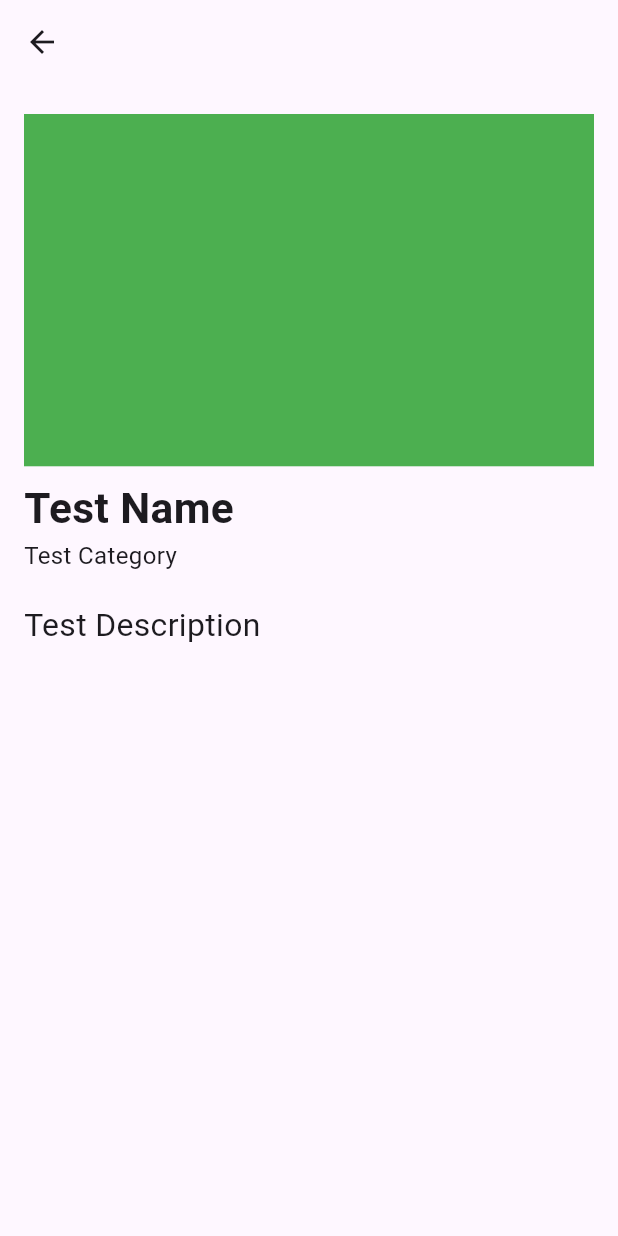
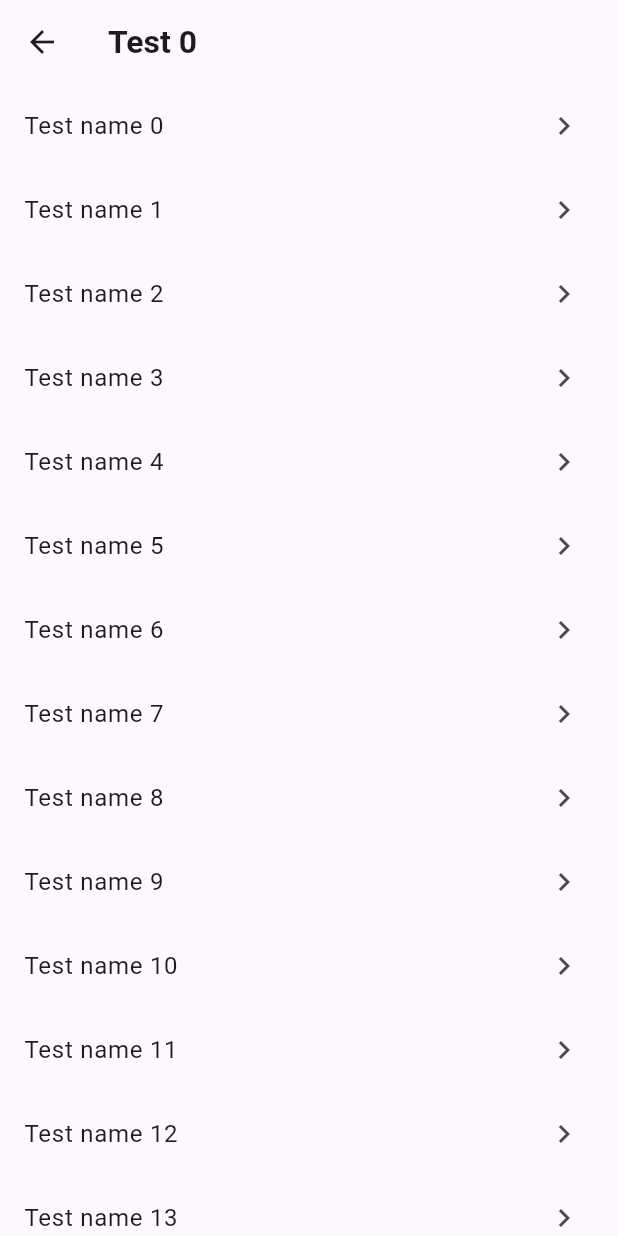
Before and after one commit to nadering/2023-02-Mobile-App-Development-Term-Project, a Flutter app: the screen it shows after launch, after a tap on an icon or button, on a phone screen of 412 x 824 dp. Run offline on Flutter 3.47's test engine with Material 2 defaults, Android fonts, the phone set to English and light mode, and no system bars; Roboto replaces fonts that are missing (Pretendard); project files that could hold a hidden picture were left out.

Commit message:
Feat: Add CategoryPage
- Add CategoryPage with main_page/CategoryIcon and CategoryList

```diff
--- /dev/null
+++ b/lib/category_page/category_page.dart
@@ -0,0 +1,31 @@
+import 'package:flutter/material.dart';
+import 'single_object.dart';
+
+class CategoryPage extends StatefulWidget {
+  final String searchTarget;
+
+  const CategoryPage({super.key, required this.searchTarget});
+
+  @override
+  State<CategoryPage> createState() => _CategoryPageState();
+}
+
+class _CategoryPageState extends State<CategoryPage> {
+  @override
+  Widget build(BuildContext context) {
+    return Scaffold(
+      appBar: AppBar(
+        title: Text(
+          widget.searchTarget,
+          style: const TextStyle(fontSize: 21.28, fontWeight: FontWeight.w600),
+        ),
+        scrolledUnderElevation: 0,
+      ),
+      body: ListView.builder(
+          itemCount: 20,
+          itemBuilder: (context, index) {
+            return SingleObject(name: "Test name $index");
+          }),
+    );
+  }
+}
--- /dev/null
+++ b/lib/category_page/single_object.dart
@@ -0,0 +1,34 @@
+import 'package:flutter/material.dart';
+import 'package:madteamproject/information_page/information_page.dart';
+
+class SingleObject extends StatefulWidget {
+  final String name;
+  final int categoryId;
+  final int objectId;
+
+  const SingleObject(
+      {super.key, required this.name, this.categoryId = 0, this.objectId = 0});
+
+  @override
+  State<SingleObject> createState() => _SingleObjectState();
+}
+
+class _SingleObjectState extends State<SingleObject> {
+  @override
+  Widget build(BuildContext context) {
+    return ListTile(
+      title: Text(widget.name,
+          style: const TextStyle(fontSize: 16, fontWeight: FontWeight.w400)),
+      trailing: const Icon(Icons.navigate_next),
+      onTap: () {
+        Navigator.push(
+            context,
+            MaterialPageRoute(
+                builder: (context) => InformationPage(
+                      categoryId: widget.categoryId,
+                      objectId: widget.objectId,
+                    )));
+      },
+    );
+  }
+}
--- a/lib/information_page/information_page.dart
+++ b/lib/information_page/information_page.dart
@@ -20,7 +20,9 @@ class _InformationPageState extends State<InformationPage> {
   @override
   Widget build(BuildContext context) {
     return Scaffold(
-      appBar: AppBar(),
+      appBar: AppBar(
+        scrolledUnderElevation: 0,
+      ),
       body: Padding(
         padding: const EdgeInsets.only(top: 20.0, left: 16.0, right: 16.0),
         child: ListView(
--- a/lib/main_page/category_list.dart
+++ b/lib/main_page/category_list.dart
@@ -1,6 +1,6 @@
 import 'package:flutter/material.dart';
 import 'category_icon.dart';
-import 'package:madteamproject/information_page/information_page.dart';
+import 'package:madteamproject/category_page/category_page.dart';
 
 class CategoryList extends StatefulWidget {
   const CategoryList({super.key});
@@ -37,10 +37,11 @@ class _CategoryListState extends State<CategoryList> {
                   mainAxisSpacing: 8,
                   crossAxisSpacing: 8,
                   physics: const ScrollPhysics(),
+                  // ToDo: Change children with data using Database
                   children: List.generate(16, (index) {
                     return CategoryIcon(
                       name: 'Test $index',
-                      linkedWidget: const InformationPage(),
+                      linkedWidget: CategoryPage(searchTarget: 'Test $index'),
                     );
                   }),
                 ),
--- a/lib/qna_page/single_qna.dart
+++ b/lib/qna_page/single_qna.dart
@@ -15,10 +15,10 @@ class _SingleQnaState extends State<SingleQna> {
   Widget build(BuildContext context) {
     return ExpansionTile(
       title: Text(
-        "Q. ${widget.title}",
+        widget.title,
         style: const TextStyle(
           fontSize: 21.28,
-          fontWeight: FontWeight.w500,
+          fontWeight: FontWeight.w400,
         ),
       ),
       childrenPadding: const EdgeInsets.only(
```
Also changed, not shown: lib/qna_page/qna_page.dart (+5 -4 lines), lib/search_result_page/search_result_page.dart (+9 -2 lines), lib/search_result_page/single_search_result.dart (added, +34 -0 lines).
